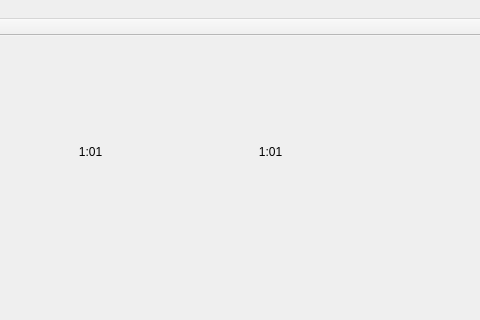
Above: ui/gamewindow.ui from couatl/Mort before the change; both pictures show x 390 to 870 and y 0 to 320 of the 960 by 540 pixel window. Below: the same form after it.
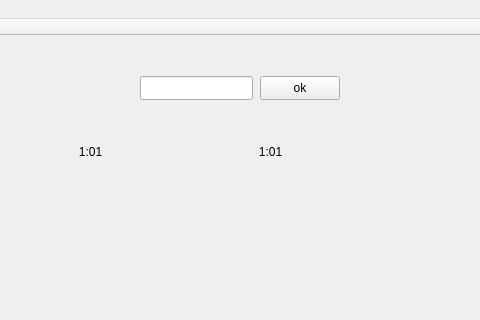
That is the form after the change.

Patch:
```diff
--- a/ui/gamewindow.ui
+++ b/ui/gamewindow.ui
@@ -132,6 +132,29 @@
      <set>Qt::AlignCenter</set>
     </property>
    </widget>
+   <widget class="QLineEdit" name="testUsername">
+    <property name="geometry">
+     <rect>
+      <x>530</x>
+      <y>40</y>
+      <width>113</width>
+      <height>24</height>
+     </rect>
+    </property>
+   </widget>
+   <widget class="QPushButton" name="pushButton">
+    <property name="geometry">
+     <rect>
+      <x>650</x>
+      <y>40</y>
+      <width>80</width>
+      <height>24</height>
+     </rect>
+    </property>
+    <property name="text">
+     <string>ok</string>
+    </property>
+   </widget>
   </widget>
   <widget class="QMenuBar" name="menuBar">
    <property name="geometry">
```
